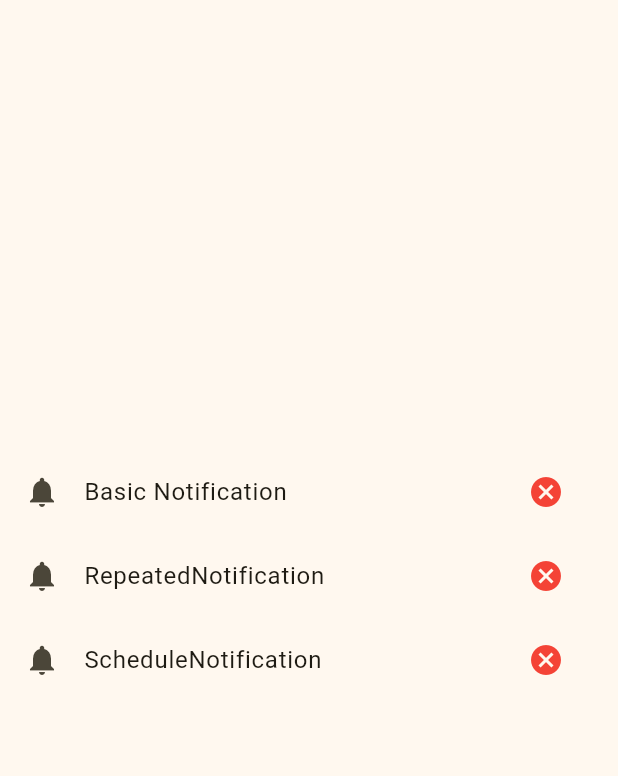
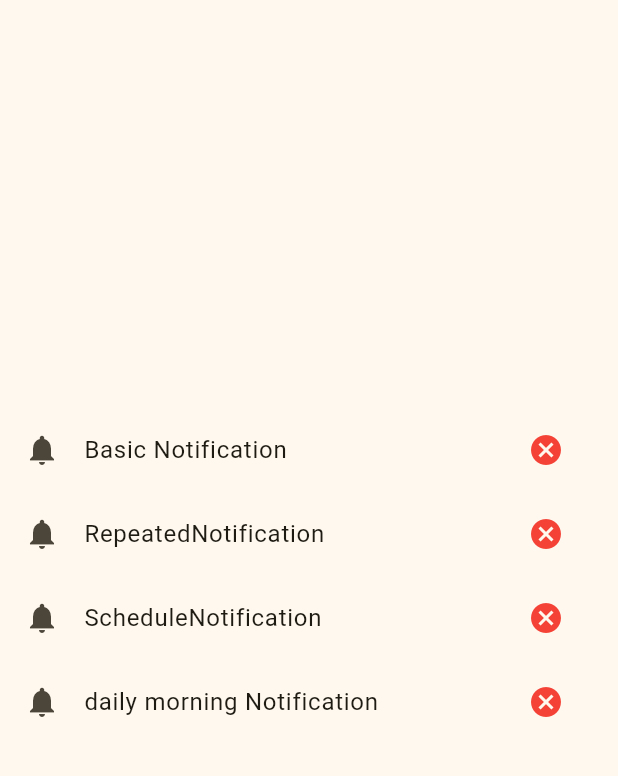
Before and after one commit to AhmedHussien249/notifications, a Flutter app: the screen it shows after launch, after a tap on "ScheduleNotification", on a phone screen of 412 x 824 dp, the part 84-860 px from its top. Run offline on Flutter 3.47's test engine with Material 3 defaults, Android fonts, the phone set to English and light mode, and no system bars; our stand-ins replace flutter_local_notifications, flutter_timezone, permission_handler, timezone.

Commit message:
current time zone done schedule notification done daily morning notification done

```diff
--- a/lib/local_notifications_sevice.dart
+++ b/lib/local_notifications_sevice.dart
@@ -1,4 +1,5 @@
 import 'package:flutter_local_notifications/flutter_local_notifications.dart';
+import 'package:flutter_timezone/flutter_timezone.dart';
 import 'package:timezone/timezone.dart' as tz;
 
 class LocalNotificationsService {
@@ -77,11 +78,20 @@ class LocalNotificationsService {
   //
   // scheduleMode يسمح للتنفيذ حتى لو الهاتف في وضع "Doze"
   static Future<void> showScheduleNotification() async {
+    final String currentTimeZone = await FlutterTimezone.getLocalTimezone();
+
+    // 🟢 اطبع المنطقة (المكان) هنا
+    print("📍 التوقيت المحلي الحالي: $currentTimeZone");
+
+    tz.setLocalLocation(tz.getLocation(currentTimeZone));
+
     final scheduledTime =
-        tz.TZDateTime.now(tz.local).add(const Duration(seconds: 10));
+        tz.TZDateTime.now(tz.local).add(const Duration(seconds: 20));
+    print("⏰ سيتم إرسال الإشعار في: $scheduledTime");
+
     const AndroidNotificationDetails androidDetails =
         AndroidNotificationDetails(
-      'schedule_channel_id', // يجب أن يكون ID ثابت ومميز
+      'schedule_channel_id',
       'Schedule Notifications',
       channelDescription: 'This channel is for Schedule notifications',
       importance: Importance.max,
@@ -93,6 +103,14 @@ class LocalNotificationsService {
     );
 
     await flutterLocalNotificationsPlugin.zonedSchedule(
+      2,
+      'Scheduled Title!',
+      'This is a test Schedule notification.',
+      androidScheduleMode: AndroidScheduleMode.exactAllowWhileIdle,
+      scheduledTime,
+      notificationDetails,
+    );
+    await flutterLocalNotificationsPlugin.zonedSchedule(
         2,
         'Scheduled Title!',
         'This is a test Schedule notification.',
@@ -101,7 +119,51 @@ class LocalNotificationsService {
         notificationDetails);
   }
 
+  static Future<void> showDailyMorningNotification() async {
+    final String currentTimeZone = await FlutterTimezone.getLocalTimezone();
+    tz.setLocalLocation(tz.getLocation(currentTimeZone));
+
+    // تحديد الوقت اليوم الساعة 9 صباحًا
+    final now = tz.TZDateTime.now(tz.local);
+    var scheduledDate =
+        tz.TZDateTime(tz.local, now.year, now.month, now.day, 3, 5);
+
+    // لو عدّى الوقت الحالي الساعة 9، يبقى ابعته بكرة
+    if (scheduledDate.isBefore(now)) {
+      scheduledDate = scheduledDate.add(const Duration(days: 1));
+    }
+
+    print("⏰ سيتم إرسال الإشعار يوميًا الساعة 9 صباحًا في: $scheduledDate");
+
+    const AndroidNotificationDetails androidDetails =
+        AndroidNotificationDetails(
+      'daily_morning_channel_id',
+      'Daily Morning Notifications',
+      channelDescription: 'This channel is for daily morning notifications',
+      importance: Importance.max,
+      priority: Priority.high,
+    );
+
+    const NotificationDetails notificationDetails = NotificationDetails(
+      android: androidDetails,
+    );
+
+    await flutterLocalNotificationsPlugin.zonedSchedule(
+      3, // ID فريد
+      'صباح الخير!',
+      'ابدأ يومك بنشاط 💪',
+      scheduledDate,
+      notificationDetails,
+      androidScheduleMode: AndroidScheduleMode.exactAllowWhileIdle,
+      matchDateTimeComponents: DateTimeComponents.time, // التكرار يوميًا
+    );
+  }
+
   static Future<void> cancelNotification(int id) async {
     await flutterLocalNotificationsPlugin.cancel(id);
   }
+
+  static Future<void> cancelAllNotification(int id) async {
+    await flutterLocalNotificationsPlugin.cancelAll();
+  }
 }
--- a/lib/main.dart
+++ b/lib/main.dart
@@ -1,9 +1,12 @@
 import 'package:flutter/material.dart';
+import 'package:flutter_local_notifications/flutter_local_notifications.dart';
 import 'package:permission_handler/permission_handler.dart';
 import 'package:timezone/data/latest.dart' as tz;
 
+
 import 'local_notifications_sevice.dart';
-
+final FlutterLocalNotificationsPlugin flutterLocalNotificationsPlugin =
+FlutterLocalNotificationsPlugin();
 void main() async {
   WidgetsFlutterBinding.ensureInitialized();
   tz.initializeTimeZones();
@@ -95,6 +98,21 @@ class HomeView extends StatelessWidget {
                 color: Colors.red,
               ),
             ),
+          ), ListTile(
+            onTap: () {
+              LocalNotificationsService.showDailyMorningNotification();
+            },
+            title: const Text('daily morning Notification'),
+            leading: const Icon(Icons.notifications),
+            trailing: IconButton(
+              onPressed: () {
+                LocalNotificationsService.cancelNotification(2);
+              },
+              icon: const Icon(
+                Icons.cancel,
+                color: Colors.red,
+              ),
+            ),
           ),
         ],
       ),
--- a/pubspec.yaml
+++ b/pubspec.yaml
@@ -38,6 +38,8 @@ dependencies:
   flutter_local_notifications: ^19.2.0
   permission_handler: ^12.0.0+1
   timezone: ^0.10.1
+  flutter_timezone: ^4.1.0
+
 
 dev_dependencies:
   flutter_test:
```
Also changed, not shown: pubspec.lock, 2 other files.
